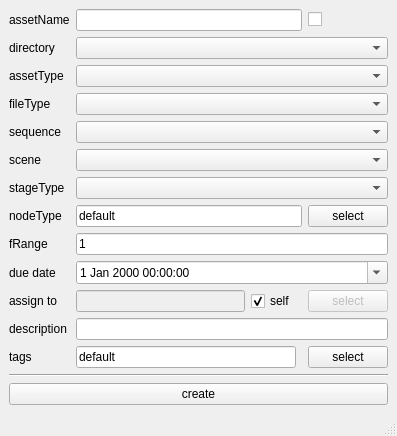
Above: rbhusUI/lib/rbhusPipeAssetCreateMod.ui from aumanimationstudios/rbhus before the change. Below: the same form after it.
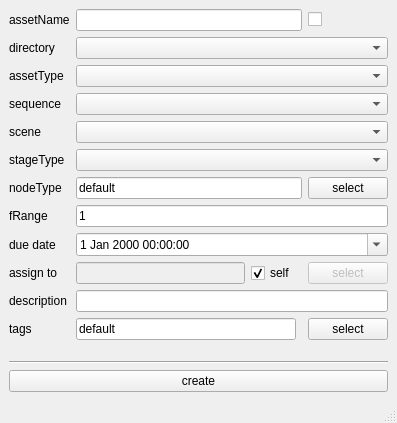
That is the form after the change.

```diff
--- a/rbhusUI/lib/rbhusPipeAssetCreateMod.ui
+++ b/rbhusUI/lib/rbhusPipeAssetCreateMod.ui
@@ -18,125 +18,8 @@
   </property>
   <widget class="QWidget" name="centralwidget">
    <layout class="QGridLayout" name="gridLayout">
-    <item row="10" column="0">
-     <widget class="QLabel" name="labelFRange">
-      <property name="sizePolicy">
-       <sizepolicy hsizetype="Maximum" vsizetype="Maximum">
-        <horstretch>0</horstretch>
-        <verstretch>0</verstretch>
-       </sizepolicy>
-      </property>
-      <property name="text">
-       <string>fRange</string>
-      </property>
-     </widget>
-    </item>
-    <item row="6" column="1" colspan="4">
-     <widget class="QComboBox" name="comboScene"/>
-    </item>
-    <item row="8" column="0">
-     <widget class="QLabel" name="labelStageType">
-      <property name="sizePolicy">
-       <sizepolicy hsizetype="Maximum" vsizetype="Maximum">
-        <horstretch>0</horstretch>
-        <verstretch>0</verstretch>
-       </sizepolicy>
-      </property>
-      <property name="text">
-       <string>stageType</string>
-      </property>
-     </widget>
-    </item>
-    <item row="3" column="1" colspan="4">
-     <widget class="QComboBox" name="comboAssType"/>
-    </item>
-    <item row="17" column="0" colspan="5">
-     <widget class="QPushButton" name="pushCreate">
-      <property name="text">
-       <string>create</string>
-      </property>
-     </widget>
-    </item>
-    <item row="9" column="0">
-     <widget class="QLabel" name="labelNodeType">
-      <property name="sizePolicy">
-       <sizepolicy hsizetype="Maximum" vsizetype="Maximum">
-        <horstretch>0</horstretch>
-        <verstretch>0</verstretch>
-       </sizepolicy>
-      </property>
-      <property name="text">
-       <string>nodeType</string>
-      </property>
-     </widget>
-    </item>
-    <item row="5" column="1" colspan="4">
-     <widget class="QComboBox" name="comboSequence"/>
-    </item>
-    <item row="6" column="0">
-     <widget class="QLabel" name="labelScene">
-      <property name="sizePolicy">
-       <sizepolicy hsizetype="Maximum" vsizetype="Maximum">
-        <horstretch>0</horstretch>
-        <verstretch>0</verstretch>
-       </sizepolicy>
-      </property>
-      <property name="text">
-       <string>scene</string>
-      </property>
-     </widget>
-    </item>
-    <item row="12" column="1">
-     <widget class="QLineEdit" name="lineEditWorkers">
-      <property name="enabled">
-       <bool>false</bool>
-      </property>
-      <property name="toolTip">
-       <string>list of space separated usernames</string>
-      </property>
-     </widget>
-    </item>
-    <item row="4" column="0">
-     <widget class="QLabel" name="labelFileType">
-      <property name="sizePolicy">
-       <sizepolicy hsizetype="Maximum" vsizetype="Maximum">
-        <horstretch>0</horstretch>
-        <verstretch>0</verstretch>
-       </sizepolicy>
-      </property>
-      <property name="text">
-       <string>fileType</string>
-      </property>
-     </widget>
-    </item>
-    <item row="4" column="1" colspan="4">
-     <widget class="QComboBox" name="comboFileType"/>
-    </item>
-    <item row="5" column="0">
-     <widget class="QLabel" name="labelSequence">
-      <property name="sizePolicy">
-       <sizepolicy hsizetype="Maximum" vsizetype="Maximum">
-        <horstretch>0</horstretch>
-        <verstretch>0</verstretch>
-       </sizepolicy>
-      </property>
-      <property name="text">
-       <string>sequence</string>
-      </property>
-     </widget>
-    </item>
-    <item row="13" column="1" colspan="4">
-     <widget class="QLineEdit" name="lineEditDesc">
-      <property name="toolTip">
-       <string>group owner of the project directory</string>
-      </property>
-      <property name="text">
-       <string/>
-      </property>
-     </widget>
-    </item>
-    <item row="11" column="0">
-     <widget class="QLabel" name="labelDue">
+    <item row="2" column="0">
+     <widget class="QLabel" name="labelDirectory">
       <property name="sizePolicy">
        <sizepolicy hsizetype="Maximum" vsizetype="Preferred">
         <horstretch>0</horstretch>
@@ -144,41 +27,48 @@
        </sizepolicy>
       </property>
       <property name="text">
-       <string>due date</string>
+       <string>directory</string>
       </property>
      </widget>
     </item>
-    <item row="8" column="1" colspan="4">
-     <widget class="QComboBox" name="comboStageType"/>
-    </item>
-    <item row="12" column="0">
-     <widget class="QLabel" name="labelAdmin">
+    <item row="13" column="1" colspan="2">
+     <widget class="QLineEdit" name="lineEditTags">
+      <property name="toolTip">
+       <string>group owner of the project directory</string>
+      </property>
       <property name="text">
-       <string>assign to</string>
+       <string>default</string>
       </property>
      </widget>
     </item>
-    <item row="11" column="1" colspan="4">
+    <item row="10" column="1" colspan="4">
      <widget class="QDateTimeEdit" name="dateEditDue">
       <property name="calendarPopup">
        <bool>true</bool>
       </property>
      </widget>
     </item>
-    <item row="3" column="0">
-     <widget class="QLabel" name="labelAssType">
-      <property name="sizePolicy">
-       <sizepolicy hsizetype="Maximum" vsizetype="Maximum">
-        <horstretch>0</horstretch>
-        <verstretch>0</verstretch>
-       </sizepolicy>
+    <item row="11" column="4">
+     <widget class="QPushButton" name="pushUsers">
+      <property name="enabled">
+       <bool>false</bool>
       </property>
       <property name="text">
-       <string>assetType</string>
+       <string>select</string>
       </property>
      </widget>
     </item>
-    <item row="16" column="0" colspan="5">
+    <item row="12" column="1" colspan="4">
+     <widget class="QLineEdit" name="lineEditDesc">
+      <property name="toolTip">
+       <string>group owner of the project directory</string>
+      </property>
+      <property name="text">
+       <string/>
+      </property>
+     </widget>
+    </item>
+    <item row="15" column="0" colspan="5">
      <widget class="Line" name="line">
       <property name="sizePolicy">
        <sizepolicy hsizetype="MinimumExpanding" vsizetype="Fixed">
@@ -191,7 +81,7 @@
       </property>
      </widget>
     </item>
-    <item row="15" column="0" colspan="5">
+    <item row="14" column="0" colspan="5">
      <spacer name="verticalSpacer">
       <property name="orientation">
        <enum>Qt::Vertical</enum>
@@ -204,6 +94,16 @@
       </property>
      </spacer>
     </item>
+    <item row="7" column="1" colspan="4">
+     <widget class="QComboBox" name="comboStageType"/>
+    </item>
+    <item row="8" column="4">
+     <widget class="QPushButton" name="pushNodes">
+      <property name="text">
+       <string>select</string>
+      </property>
+     </widget>
+    </item>
     <item row="0" column="0">
      <widget class="QLabel" name="labelAssName">
       <property name="sizePolicy">
@@ -217,7 +117,164 @@
       </property>
      </widget>
     </item>
+    <item row="7" column="0">
+     <widget class="QLabel" name="labelStageType">
+      <property name="sizePolicy">
+       <sizepolicy hsizetype="Maximum" vsizetype="Maximum">
+        <horstretch>0</horstretch>
+        <verstretch>0</verstretch>
+       </sizepolicy>
+      </property>
+      <property name="text">
+       <string>stageType</string>
+      </property>
+     </widget>
+    </item>
+    <item row="8" column="0">
+     <widget class="QLabel" name="labelNodeType">
+      <property name="sizePolicy">
+       <sizepolicy hsizetype="Maximum" vsizetype="Maximum">
+        <horstretch>0</horstretch>
+        <verstretch>0</verstretch>
+       </sizepolicy>
+      </property>
+      <property name="text">
+       <string>nodeType</string>
+      </property>
+     </widget>
+    </item>
+    <item row="11" column="2">
+     <widget class="QCheckBox" name="checkAssignSelf">
+      <property name="text">
+       <string>self</string>
+      </property>
+      <property name="checked">
+       <bool>true</bool>
+      </property>
+     </widget>
+    </item>
+    <item row="3" column="1" colspan="4">
+     <widget class="QComboBox" name="comboAssType"/>
+    </item>
+    <item row="9" column="1" colspan="4">
+     <widget class="QLineEdit" name="lineEditFRange">
+      <property name="sizePolicy">
+       <sizepolicy hsizetype="MinimumExpanding" vsizetype="Fixed">
+        <horstretch>0</horstretch>
+        <verstretch>0</verstretch>
+       </sizepolicy>
+      </property>
+      <property name="text">
+       <string>1</string>
+      </property>
+     </widget>
+    </item>
+    <item row="8" column="1" colspan="3">
+     <widget class="QLineEdit" name="lineEditNodes">
+      <property name="toolTip">
+       <string>group owner of the project directory</string>
+      </property>
+      <property name="text">
+       <string>default</string>
+      </property>
+     </widget>
+    </item>
+    <item row="3" column="0">
+     <widget class="QLabel" name="labelAssType">
+      <property name="sizePolicy">
+       <sizepolicy hsizetype="Maximum" vsizetype="Maximum">
+        <horstretch>0</horstretch>
+        <verstretch>0</verstretch>
+       </sizepolicy>
+      </property>
+      <property name="text">
+       <string>assetType</string>
+      </property>
+     </widget>
+    </item>
+    <item row="0" column="4">
+     <widget class="QCheckBox" name="checkAssName">
+      <property name="enabled">
+       <bool>true</bool>
+      </property>
+      <property name="sizePolicy">
+       <sizepolicy hsizetype="Fixed" vsizetype="Fixed">
+        <horstretch>0</horstretch>
+        <verstretch>0</verstretch>
+       </sizepolicy>
+      </property>
+      <property name="text">
+       <string/>
+      </property>
+      <property name="checked">
+       <bool>false</bool>
+      </property>
+     </widget>
+    </item>
     <item row="13" column="0">
+     <widget class="QLabel" name="labelTags">
+      <property name="toolTip">
+       <string>group owner of the project directory</string>
+      </property>
+      <property name="text">
+       <string>tags</string>
+      </property>
+     </widget>
+    </item>
+    <item row="10" column="0">
+     <widget class="QLabel" name="labelDue">
+      <property name="sizePolicy">
+       <sizepolicy hsizetype="Maximum" vsizetype="Preferred">
+        <horstretch>0</horstretch>
+        <verstretch>0</verstretch>
+       </sizepolicy>
+      </property>
+      <property name="text">
+       <string>due date</string>
+      </property>
+     </widget>
+    </item>
+    <item row="11" column="0">
+     <widget class="QLabel" name="labelAdmin">
+      <property name="text">
+       <string>assign to</string>
+      </property>
+     </widget>
+    </item>
+    <item row="16" column="0" colspan="5">
+     <widget class="QPushButton" name="pushCreate">
+      <property name="text">
+       <string>create</string>
+      </property>
+     </widget>
+    </item>
+    <item row="11" column="1">
+     <widget class="QLineEdit" name="lineEditWorkers">
+      <property name="enabled">
+       <bool>false</bool>
+      </property>
+      <property name="toolTip">
+       <string>list of space separated usernames</string>
+      </property>
+     </widget>
+    </item>
+    <item row="4" column="0">
+     <widget class="QLabel" name="labelSequence">
+      <property name="sizePolicy">
+       <sizepolicy hsizetype="Maximum" vsizetype="Maximum">
+        <horstretch>0</horstretch>
+        <verstretch>0</verstretch>
+       </sizepolicy>
+      </property>
+      <property name="text">
+       <string>sequence</string>
+      </property>
+     </widget>
+    </item>
+    <item row="4" column="1" colspan="4">
+     <widget class="QComboBox" name="comboSequence"/>
+    </item>
+    <item row="12" column="0">
      <widget class="QLabel" name="labelDesc">
       <property name="toolTip">
        <string>group owner of the project directory</string>
@@ -227,72 +284,35 @@
       </property>
      </widget>
     </item>
-    <item row="2" column="0">
-     <widget class="QLabel" name="labelDirectory">
+    <item row="5" column="0">
+     <widget class="QLabel" name="labelScene">
       <property name="sizePolicy">
-       <sizepolicy hsizetype="Maximum" vsizetype="Preferred">
+       <sizepolicy hsizetype="Maximum" vsizetype="Maximum">
         <horstretch>0</horstretch>
         <verstretch>0</verstretch>
        </sizepolicy>
       </property>
-      <property name="whatsThis">
-       <string>directory to store the output data from file. eg : rendered output of lighting files.</string>
+      <property name="text">
+       <string>scene</string>
       </property>
+     </widget>
+    </item>
+    <item row="9" column="0">
+     <widget class="QLabel" name="labelFRange">
+      <property name="sizePolicy">
+       <sizepolicy hsizetype="Maximum" vsizetype="Maximum">
+        <horstretch>0</horstretch>
+        <verstretch>0</verstretch>
+       </sizepolicy>
+      </property>
       <property name="text">
-       <string>directory</string>
+       <string>fRange</string>
       </property>
      </widget>
     </item>
     <item row="2" column="1" colspan="4">
      <widget class="QComboBox" name="comboDirectory"/>
     </item>
-    <item row="14" column="0">
-     <widget class="QLabel" name="labelTags">
-      <property name="toolTip">
-       <string>group owner of the project directory</string>
-      </property>
-      <property name="text">
-       <string>tags</string>
-      </property>
-     </widget>
-    </item>
-    <item row="14" column="4">
-     <widget class="QPushButton" name="pushTags">
-      <property name="text">
-       <string>select</string>
-      </property>
-     </widget>
-    </item>
-    <item row="12" column="2">
-     <widget class="QCheckBox" name="checkAssignSelf">
-      <property name="text">
-       <string>self</string>
-      </property>
-      <property name="checked">
-       <bool>true</bool>
-      </property>
-     </widget>
-    </item>
-    <item row="12" column="4">
-     <widget class="QPushButton" name="pushUsers">
-      <property name="enabled">
-       <bool>false</bool>
-      </property>
-      <property name="text">
-       <string>select</string>
-      </property>
-     </widget>
-    </item>
-    <item row="14" column="1" colspan="2">
-     <widget class="QLineEdit" name="lineEditTags">
-      <property name="toolTip">
-       <string>group owner of the project directory</string>
-      </property>
-      <property name="text">
-       <string>default</string>
-      </property>
-     </widget>
-    </item>
     <item row="0" column="1" colspan="3">
      <widget class="QLineEdit" name="lineEditAssName">
       <property name="sizePolicy">
@@ -303,54 +323,15 @@
       </property>
      </widget>
     </item>
-    <item row="0" column="4">
-     <widget class="QCheckBox" name="checkAssName">
-      <property name="enabled">
-       <bool>true</bool>
-      </property>
-      <property name="sizePolicy">
-       <sizepolicy hsizetype="Fixed" vsizetype="Fixed">
-        <horstretch>0</horstretch>
-        <verstretch>0</verstretch>
-       </sizepolicy>
-      </property>
-      <property name="text">
-       <string/>
-      </property>
-      <property name="checked">
-       <bool>false</bool>
-      </property>
-     </widget>
-    </item>
-    <item row="10" column="1" colspan="4">
-     <widget class="QLineEdit" name="lineEditFRange">
-      <property name="sizePolicy">
-       <sizepolicy hsizetype="MinimumExpanding" vsizetype="Fixed">
-        <horstretch>0</horstretch>
-        <verstretch>0</verstretch>
-       </sizepolicy>
-      </property>
-      <property name="text">
-       <string>1</string>
-      </property>
-     </widget>
-    </item>
-    <item row="9" column="4">
-     <widget class="QPushButton" name="pushNodes">
+    <item row="13" column="4">
+     <widget class="QPushButton" name="pushTags">
       <property name="text">
        <string>select</string>
       </property>
      </widget>
     </item>
-    <item row="9" column="1" colspan="3">
-     <widget class="QLineEdit" name="lineEditNodes">
-      <property name="toolTip">
-       <string>group owner of the project directory</string>
-      </property>
-      <property name="text">
-       <string>default</string>
-      </property>
-     </widget>
+    <item row="5" column="1" colspan="4">
+     <widget class="QComboBox" name="comboScene"/>
     </item>
    </layout>
   </widget>
```
Left out of the diff: 3 changed lines with no effect on the pictures.
